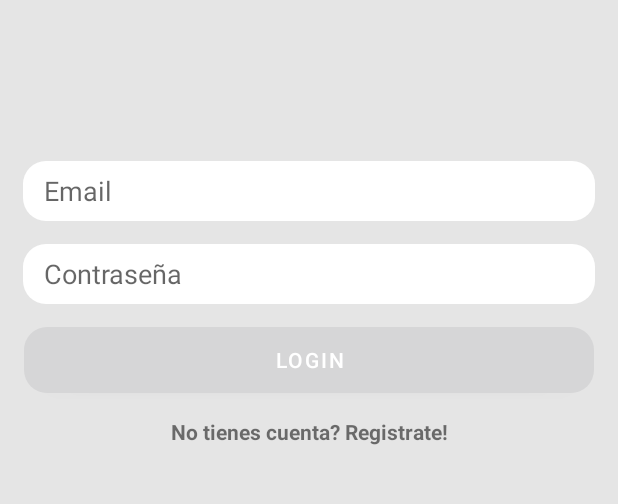
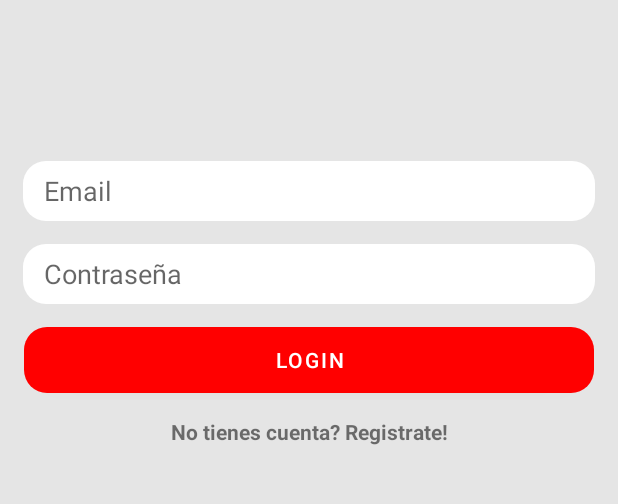
Before and after one commit to Hiigaaran/somos-mas-app, an Android app: the screen it shows after launch (MainActivity), on a phone screen of 412 x 824 dp, the part 522-1026 px from its top. Run offline under Robolectric (Android 15) with nearby library versions, the phone set to English and light mode, and no system bars.

Commit message:
cambio color

```diff
--- a/app/src/main/res/layout/window_login.xml
+++ b/app/src/main/res/layout/window_login.xml
@@ -68,7 +68,7 @@
                 android:layout_height="44dp"
                 android:text="Login"
                 android:layout_marginHorizontal="16dp"
-                app:backgroundTint="@color/rojo"
+                app:backgroundTint="@color/red"
                 android:background="@drawable/redondear_cuadrados"/>
 
             <TextView
```
